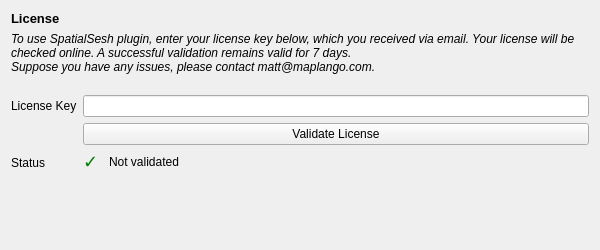
Qt form SpatialseshPlugin/ui/dialog.ui (Teodora18/SpatialseshPlugin) before a commit.
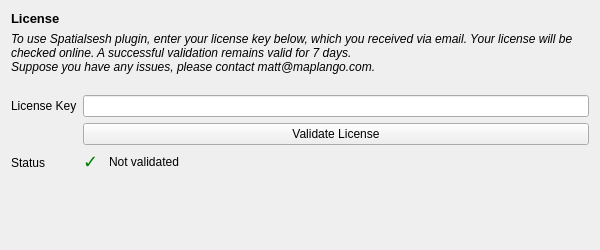
The same form after that commit. Custom widgets are drawn as their Qt base class.

Commit message: added license file and plugin name fixed

Diff of the .ui file:
```diff
--- a/SpatialseshPlugin/ui/dialog.ui
+++ b/SpatialseshPlugin/ui/dialog.ui
@@ -29,7 +29,7 @@
    <item>
     <widget class="QLabel" name="instructionsLabel">
         <property name="text">
-        <string>To use SpatialSesh plugin, enter your license key below, which you received via email. Your license will be checked online. A successful validation remains valid for 7 days.
+        <string>To use Spatialsesh plugin, enter your license key below, which you received via email. Your license will be checked online. A successful validation remains valid for 7 days.
 Suppose you have any issues, please contact matt@maplango.com.</string>
         </property>
         <property name="wordWrap">
```
The commit also changes 3 other files.
